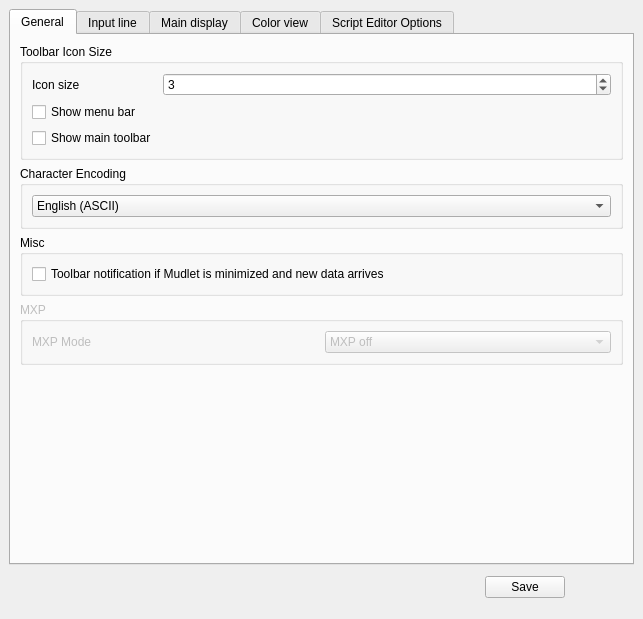
Qt form src/ui/profile_preferences.ui (Mudlet/Mudlet) before a commit.
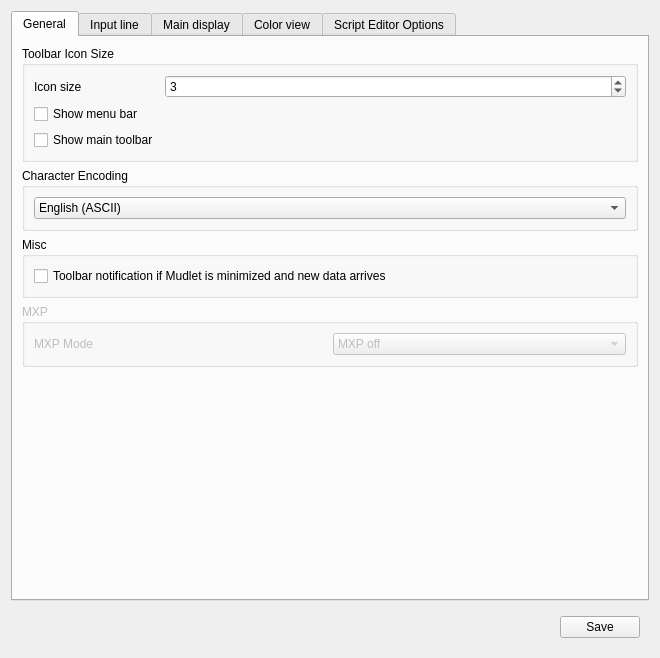
The same form after that commit. The open tabs and pages were chosen to show the change. Icons and pictures are not drawn.

```diff
--- a/src/ui/profile_preferences.ui
+++ b/src/ui/profile_preferences.ui
@@ -6,25 +6,19 @@
    <rect>
     <x>0</x>
     <y>0</y>
-    <width>643</width>
-    <height>619</height>
+    <width>660</width>
+    <height>658</height>
    </rect>
   </property>
   <property name="windowTitle">
    <string>Dialog</string>
   </property>
+  <layout class="QGridLayout" name="gridLayout_7">
+   <item row="0" column="0">
   <widget class="QTabWidget" name="tabWidgeta">
    <property name="enabled">
     <bool>true</bool>
    </property>
-   <property name="geometry">
-    <rect>
-     <x>9</x>
-     <y>9</y>
-     <width>625</width>
-     <height>556</height>
-    </rect>
-   </property>
    <property name="styleSheet">
     <string notr="true"/>
    </property>
@@ -1228,15 +1222,9 @@
     </layout>
    </widget>
   </widget>
+   </item>
+   <item row="1" column="0">
   <widget class="QWidget" name="widget" native="true">
-   <property name="geometry">
-    <rect>
-     <x>9</x>
-     <y>565</y>
-     <width>556</width>
-     <height>45</height>
-    </rect>
-   </property>
    <layout class="QHBoxLayout" name="horizontalLayout">
     <item>
      <spacer name="horizontalSpacer">
@@ -1264,6 +1252,8 @@
     </item>
    </layout>
   </widget>
+   </item>
+  </layout>
  </widget>
  <tabstops>
   <tabstop>show_sent_text_checkbox</tabstop>
```
Left out of the diff: 8 changed lines with no effect on the pictures. Lines whose indentation alone changed are shown as unchanged.
